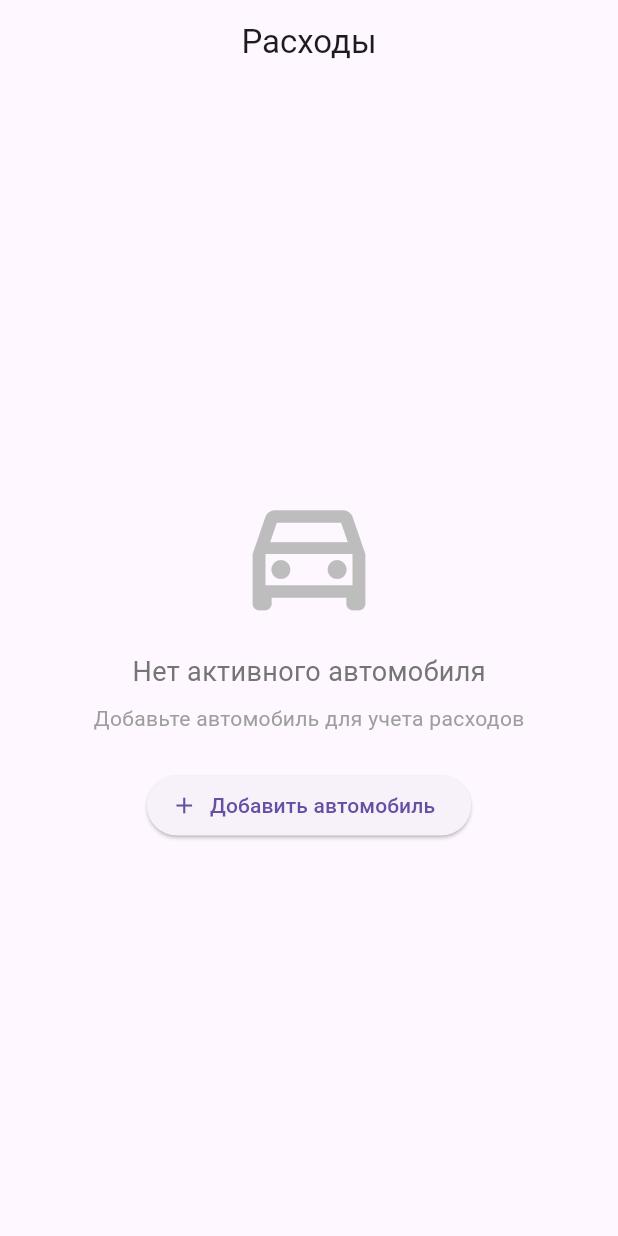
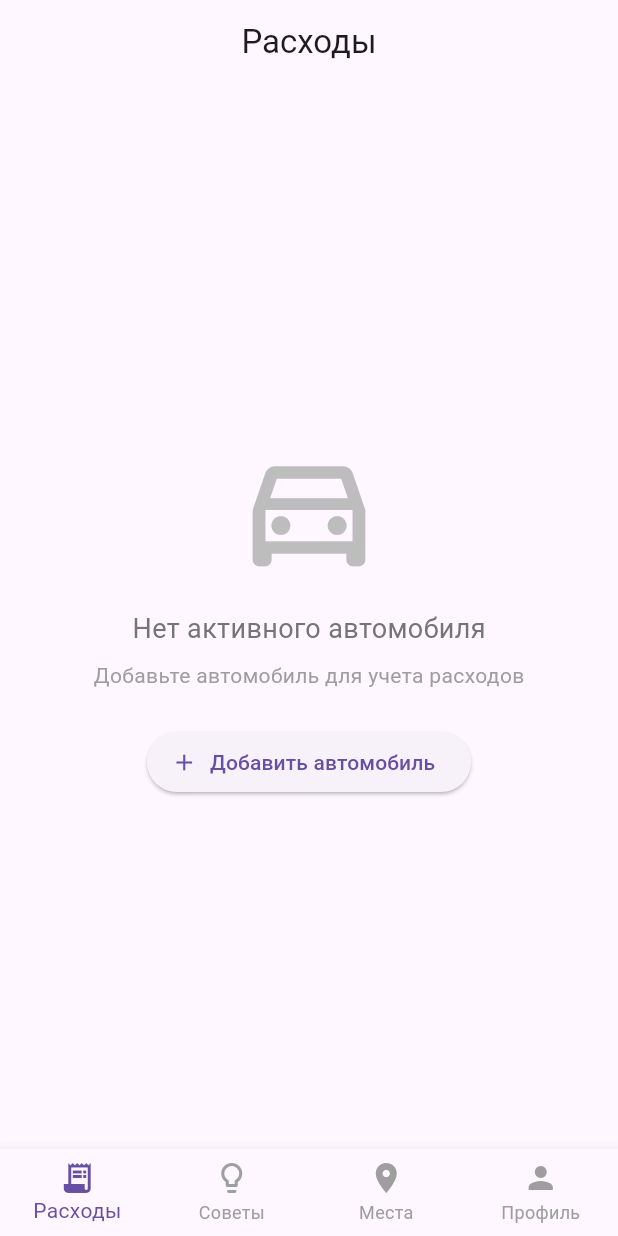
Before and after one commit to art1718em/flutter_practice10, a Flutter app: the ServiceHistoryScreen screen opened by its route, after a tap on the "arrow back" icon, on a phone screen of 412 x 824 dp. Run offline on Flutter 3.47's test engine with Material 3 defaults, Android fonts, the phone set to English and light mode, and no system bars; our stand-ins replace cached_network_image, equatable, flutter_bloc, go_router; network calls fail.

Commit message:
доработки навигации

```diff
--- a/lib/features/auth/screens/login_screen.dart
+++ b/lib/features/auth/screens/login_screen.dart
@@ -45,7 +45,7 @@ class _LoginScreenState extends State<LoginScreen> {
               state.user!.name,
               state.user!.email,
             );
-            context.go('/expenses');
+            context.go('/');
           } else if (state.status == AuthStatus.error) {
             ScaffoldMessenger.of(context).showSnackBar(
               SnackBar(
--- a/lib/features/auth/screens/register_screen.dart
+++ b/lib/features/auth/screens/register_screen.dart
@@ -58,7 +58,7 @@ class _RegisterScreenState extends State<RegisterScreen> {
               state.user!.name,
               state.user!.email,
             );
-            context.go('/expenses');
+            context.go('/');
           } else if (state.status == AuthStatus.error) {
             ScaffoldMessenger.of(context).showSnackBar(
               SnackBar(
--- a/lib/features/favorite_places/screens/favorite_places_screen.dart
+++ b/lib/features/favorite_places/screens/favorite_places_screen.dart
@@ -15,10 +15,6 @@ class FavoritePlacesScreen extends StatelessWidget {
       appBar: AppBar(
         title: const Text('Избранные места'),
         centerTitle: true,
-        leading: IconButton(
-          icon: const Icon(Icons.arrow_back),
-          onPressed: () => context.go('/expenses'),
-        ),
       ),
       body: BlocBuilder<FavoritePlacesCubit, FavoritePlacesState>(
         builder: (context, state) {
--- a/lib/features/navigation/app_router.dart
+++ b/lib/features/navigation/app_router.dart
@@ -2,18 +2,15 @@ import 'package:flutter/material.dart';
 import 'package:flutter_practice10/features/auth/screens/login_screen.dart';
 import 'package:flutter_practice10/features/auth/screens/register_screen.dart';
 import 'package:flutter_practice10/features/car_expenses/screens/add_expense_screen.dart';
-import 'package:flutter_practice10/features/car_expenses/screens/car_expenses_screen.dart';
 import 'package:flutter_practice10/features/favorite_places/screens/add_place_screen.dart';
 import 'package:flutter_practice10/features/favorite_places/screens/edit_place_screen.dart';
-import 'package:flutter_practice10/features/favorite_places/screens/favorite_places_screen.dart';
 import 'package:flutter_practice10/features/favorite_places/screens/place_details_screen.dart';
+import 'package:flutter_practice10/features/navigation/main_screen.dart';
 import 'package:flutter_practice10/features/profile/screens/edit_profile_screen.dart';
-import 'package:flutter_practice10/features/profile/screens/profile_screen.dart';
 import 'package:flutter_practice10/features/service_history/screens/add_service_record_screen.dart';
 import 'package:flutter_practice10/features/service_history/screens/service_history_screen.dart';
 import 'package:flutter_practice10/features/settings/screens/settings_screen.dart';
 import 'package:flutter_practice10/features/tips/screens/tip_detail_screen.dart';
-import 'package:flutter_practice10/features/tips/screens/tips_screen.dart';
 import 'package:flutter_practice10/features/vehicles/screens/add_vehicle_screen.dart';
 import 'package:flutter_practice10/features/vehicles/screens/edit_vehicle_screen.dart';
 import 'package:flutter_practice10/features/vehicles/screens/vehicle_details_screen.dart';
@@ -32,14 +29,19 @@ final router = GoRouter(
       builder: (context, state) => const RegisterScreen(),
     ),
     GoRoute(
-      path: '/profile',
-      builder: (context, state) => const ProfileScreen(),
-      routes: <RouteBase>[
+      path: '/',
+      builder: (context, state) {
+        final tabParam = state.uri.queryParameters['tab'];
+        int initialIndex = 0;
+        if (tabParam != null) {
+          initialIndex = int.tryParse(tabParam) ?? 0;
+        }
+        return MainScreen(initialIndex: initialIndex);
+      },
+    ),
     GoRoute(
-          path: 'edit',
+      path: '/profile/edit',
       builder: (context, state) => const EditProfileScreen(),
-        ),
-      ],
     ),
     GoRoute(
       path: '/vehicles',
@@ -66,55 +68,35 @@ final router = GoRouter(
       ],
     ),
     GoRoute(
-      path: '/expenses',
-      builder: (BuildContext context, GoRouterState state) {
-        return const CarExpensesScreen();
-      },
-      routes: <RouteBase>[
-        GoRoute(
-          path: 'add',
+      path: '/expenses/add',
       builder: (BuildContext context, GoRouterState state) {
         return const AddExpenseScreen();
       },
     ),
-      ],
-    ),
     GoRoute(
-      path: '/tips',
-      builder: (context, state) => const TipsScreen(),
-      routes: <RouteBase>[
-        GoRoute(
-          path: ':id',
+      path: '/tips/:id',
       builder: (context, state) {
         final id = state.pathParameters['id']!;
         return TipDetailScreen(tipId: id);
       },
     ),
-      ],
-    ),
     GoRoute(
-      path: '/places',
-      builder: (context, state) => const FavoritePlacesScreen(),
-      routes: <RouteBase>[
-        GoRoute(
-          path: 'add',
+      path: '/places/add',
       builder: (context, state) => const AddPlaceScreen(),
     ),
     GoRoute(
-          path: 'edit/:id',
+      path: '/places/edit/:id',
       builder: (context, state) {
         final id = state.pathParameters['id']!;
         return EditPlaceScreen(placeId: id);
       },
     ),
     GoRoute(
-          path: 'details/:id',
+      path: '/places/details/:id',
       builder: (context, state) {
         final id = state.pathParameters['id']!;
         return PlaceDetailsScreen(placeId: id);
       },
-        ),
-      ],
     ),
     GoRoute(
       path: '/settings',
@@ -132,6 +114,7 @@ final router = GoRouter(
             return const AddServiceRecordScreen();
           },
         ),
-        ]),
+      ],
+    ),
   ],
 );
--- /dev/null
+++ b/lib/features/navigation/main_screen.dart
@@ -0,0 +1,73 @@
+import 'package:flutter/material.dart';
+import 'package:flutter_practice10/features/car_expenses/screens/car_expenses_screen.dart';
+import 'package:flutter_practice10/features/favorite_places/screens/favorite_places_screen.dart';
+import 'package:flutter_practice10/features/profile/screens/profile_screen.dart';
+import 'package:flutter_practice10/features/tips/screens/tips_screen.dart';
+
+class MainScreen extends StatefulWidget {
+  final int initialIndex;
+
+  const MainScreen({
+    super.key,
+    this.initialIndex = 0,
+  });
+
+  @override
+  State<MainScreen> createState() => _MainScreenState();
+}
+
+class _MainScreenState extends State<MainScreen> {
+  late int _currentIndex;
+
+  @override
+  void initState() {
+    super.initState();
+    _currentIndex = widget.initialIndex;
+  }
+
+  final List<Widget> _screens = const [
+    CarExpensesScreen(),
+    TipsScreen(),
+    FavoritePlacesScreen(),
+    ProfileScreen(),
+  ];
+
+  @override
+  Widget build(BuildContext context) {
+    return Scaffold(
+      body: IndexedStack(
+        index: _currentIndex,
+        children: _screens,
+      ),
+      bottomNavigationBar: BottomNavigationBar(
+        currentIndex: _currentIndex,
+        onTap: (index) {
+          setState(() {
+            _currentIndex = index;
+          });
+        },
+        type: BottomNavigationBarType.fixed,
+        selectedItemColor: Theme.of(context).primaryColor,
+        unselectedItemColor: Colors.grey,
+        items: const [
+          BottomNavigationBarItem(
+            icon: Icon(Icons.receipt_long),
+            label: 'Расходы',
+          ),
+          BottomNavigationBarItem(
+            icon: Icon(Icons.lightbulb_outline),
+            label: 'Советы',
+          ),
+          BottomNavigationBarItem(
+            icon: Icon(Icons.place),
+            label: 'Места',
+          ),
+          BottomNavigationBarItem(
+            icon: Icon(Icons.person),
+            label: 'Профиль',
+          ),
+        ],
+      ),
+    );
+  }
+}
--- a/lib/features/profile/screens/profile_screen.dart
+++ b/lib/features/profile/screens/profile_screen.dart
@@ -30,17 +30,20 @@ class ProfileScreen extends StatelessWidget {
           appBar: AppBar(
             title: const Text('Профиль'),
             centerTitle: true,
-            leading: IconButton(
-              icon: const Icon(Icons.arrow_back),
-              onPressed: () => context.go('/expenses'),
-            ),
             actions: [
               IconButton(
                 icon: const Icon(Icons.edit),
+                tooltip: 'Редактировать профиль',
                 onPressed: () => context.push('/profile/edit'),
               ),
               IconButton(
+                icon: const Icon(Icons.settings),
+                tooltip: 'Настройки',
+                onPressed: () => context.push('/settings'),
+              ),
+              IconButton(
                 icon: const Icon(Icons.logout),
+                tooltip: 'Выйти',
                 onPressed: () {
                   context.read<AuthCubit>().logout();
                   context.read<ProfileCubit>().clearProfile();
@@ -85,13 +88,6 @@ class ProfileScreen extends StatelessWidget {
                 const SizedBox(height: 32),
                 const Divider(),
                 ListTile(
-                  leading: const Icon(Icons.settings),
-                  title: const Text('Настройки'),
-                  trailing: const Icon(Icons.chevron_right),
-                  onTap: () => context.push('/settings'),
-                ),
-                const Divider(),
-                ListTile(
                   leading: const Icon(Icons.phone),
                   title: const Text('Телефон'),
                   subtitle: Text(profile.phone ?? 'Не указан'),
--- a/lib/features/service_history/screens/service_history_screen.dart
+++ b/lib/features/service_history/screens/service_history_screen.dart
@@ -23,7 +23,7 @@ class ServiceHistoryScreen extends StatelessWidget {
           appBar: AppBar(
             leading: IconButton(
               icon: const Icon(Icons.arrow_back),
-              onPressed: () => context.pushReplacement('/expenses'),
+              onPressed: () => context.go('/'),
             ),
             title: activeVehicle != null
                 ? Column(
--- a/lib/features/settings/screens/settings_screen.dart
+++ b/lib/features/settings/screens/settings_screen.dart
@@ -16,7 +16,7 @@ class SettingsScreen extends StatelessWidget {
         centerTitle: true,
         leading: IconButton(
           icon: const Icon(Icons.arrow_back),
-          onPressed: () => context.go('/expenses'),
+          onPressed: () => context.pop(),
         ),
       ),
       body: BlocBuilder<SettingsCubit, SettingsState>(
--- a/lib/features/tips/screens/tips_screen.dart
+++ b/lib/features/tips/screens/tips_screen.dart
@@ -15,10 +15,6 @@ class TipsScreen extends StatelessWidget {
       appBar: AppBar(
         title: const Text('Советы автовладельцам'),
         centerTitle: true,
-        leading: IconButton(
-          icon: const Icon(Icons.arrow_back),
-          onPressed: () => context.go('/expenses'),
-        ),
       ),
       body: BlocBuilder<TipsCubit, TipsState>(
         builder: (context, state) {
--- a/lib/features/vehicles/screens/vehicles_screen.dart
+++ b/lib/features/vehicles/screens/vehicles_screen.dart
@@ -18,7 +18,7 @@ class VehiclesScreen extends StatelessWidget {
         centerTitle: true,
         leading: IconButton(
           icon: const Icon(Icons.arrow_back),
-          onPressed: () => context.go('/expenses'),
+          onPressed: () => context.go('/'),
         ),
       ),
       body: BlocBuilder<SettingsCubit, SettingsState>(
```
Also changed, not shown: lib/features/car_expenses/screens/car_expenses_screen.dart (+2 -17 lines). Lines whose indentation alone changed are shown as unchanged.
